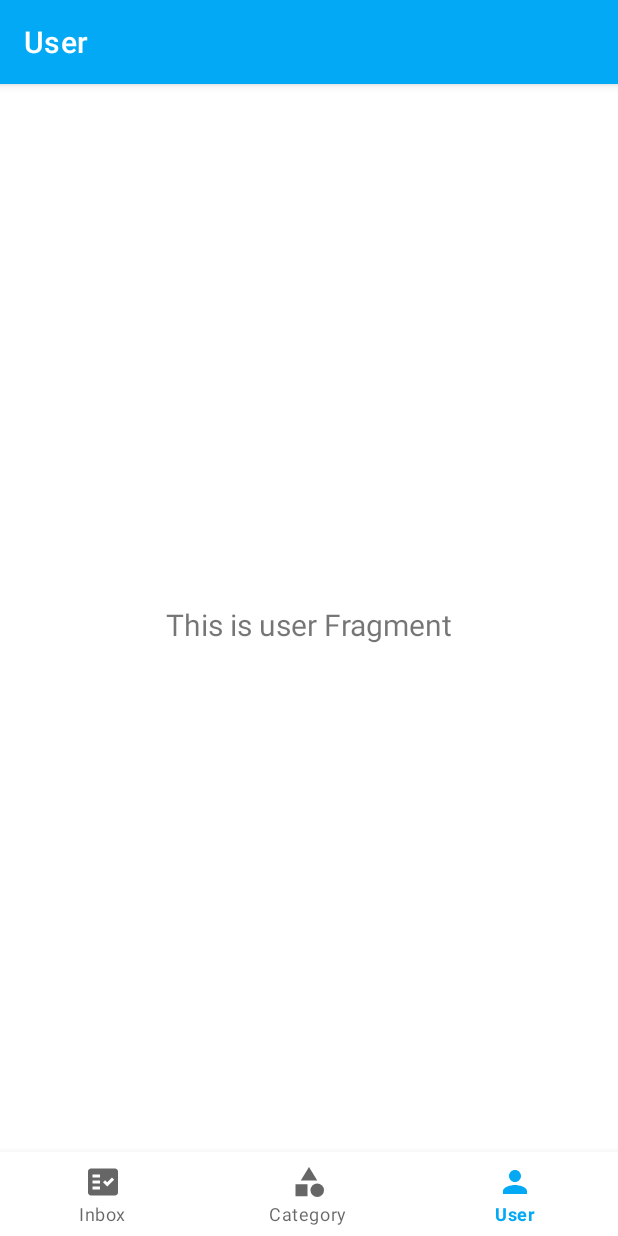
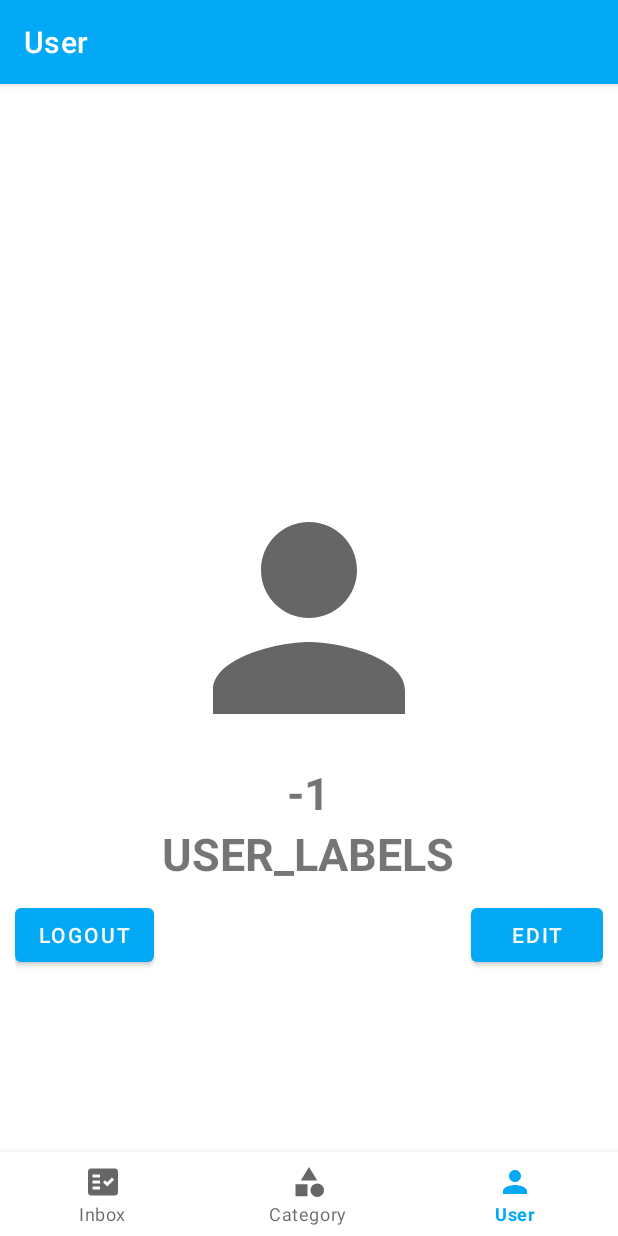
Before and after one commit to zhuy9/AutoChecklist, an Android app: the UserFragment screen opened through its navigation route, on a phone screen of 412 x 824 dp. Run offline under Robolectric (Android 15) with nearby library versions, the phone set to English and light mode, and no system bars; our stand-ins replace Firebase (no records; nobody signed in at launch, a user with empty details on screens opened directly), navigation-ui; libraries missing offline, so code that uses them is left out: com.firebase.ui.

Commit message:
added Firebase auth, firestore db, user & user edit pages, splash fragment
will support gmail account auth later

```diff
--- a/app/src/main/java/edu/rosehulman/automaticchecklist/MainActivity.kt
+++ b/app/src/main/java/edu/rosehulman/automaticchecklist/MainActivity.kt
@@ -1,27 +1,52 @@
 package edu.rosehulman.automaticchecklist
 
 import android.os.Bundle
+import android.util.Log
 import com.google.android.material.bottomnavigation.BottomNavigationView
 import androidx.appcompat.app.AppCompatActivity
+import androidx.lifecycle.ViewModelProvider
+import androidx.navigation.NavController
 import androidx.navigation.findNavController
 import androidx.navigation.ui.AppBarConfiguration
 import androidx.navigation.ui.setupActionBarWithNavController
 import androidx.navigation.ui.setupWithNavController
+import com.firebase.ui.auth.AuthUI
+import com.firebase.ui.auth.FirebaseAuthUIActivityResultContract
+import com.google.firebase.auth.FirebaseAuth
+import com.google.firebase.auth.ktx.auth
+import com.google.firebase.ktx.Firebase
 import edu.rosehulman.automaticchecklist.databinding.ActivityMainBinding
+import edu.rosehulman.automaticchecklist.ui.UserViewModel
 
 class MainActivity : AppCompatActivity() {
 
     private lateinit var binding: ActivityMainBinding
+    private lateinit var navController: NavController
+    private lateinit var authStateListener: FirebaseAuth.AuthStateListener
+    val signinLauncher = registerForActivityResult(
+        FirebaseAuthUIActivityResultContract()
+    ) { /* empty since the auth listener already responds .*/ }
+
+
+    override fun onStart() {
+        super.onStart()
+        Firebase.auth.addAuthStateListener(authStateListener)
+    }
+
+    override fun onStop() {
+        super.onStop()
+        Firebase.auth.removeAuthStateListener(authStateListener)
+    }
 
     override fun onCreate(savedInstanceState: Bundle?) {
         super.onCreate(savedInstanceState)
-
         binding = ActivityMainBinding.inflate(layoutInflater)
         setContentView(binding.root)
 
+        initializeAuthListener()
+
         val navView: BottomNavigationView = binding.navView
-
-        val navController = findNavController(R.id.nav_host_fragment_activity_main)
+        navController = findNavController(R.id.nav_host_fragment_activity_main)
         // Passing each menu ID as a set of Ids because each
         // menu should be considered as top level destinations.
         val appBarConfiguration = AppBarConfiguration(
@@ -32,4 +57,54 @@ class MainActivity : AppCompatActivity() {
         setupActionBarWithNavController(navController, appBarConfiguration)
         navView.setupWithNavController(navController)
     }
+
+    private fun setupAuthUI() {
+        val providers = arrayListOf(
+            AuthUI.IdpConfig.EmailBuilder().build(),
+            AuthUI.IdpConfig.PhoneBuilder().build(),
+            //AuthUI.IdpConfig.GoogleBuilder().build()
+        )
+        val signinIntent = AuthUI.getInstance()
+            .createSignInIntentBuilder()
+            .setAvailableProviders(providers)
+            .setIsSmartLockEnabled(false)
+            .setTheme(R.style.Theme_AutomaticChecklist)
+            .setLogo(R.drawable.ic_baseline_check_circle_24)
+            .build()
+        signinLauncher.launch(signinIntent)
+    }
+
+
+    private fun initializeAuthListener() {
+        authStateListener = FirebaseAuth.AuthStateListener { auth: FirebaseAuth ->
+            val user = auth.currentUser
+            // logged out
+            if (user == null) {
+                setupAuthUI()
+            } else {
+                with(user) {
+                    Log.d(
+                        Helpers.TAG,
+                        "User: $uid, $email, $displayName, $photoUrl, ${Firebase.auth.uid}"
+                    )
+                }
+                val userModel = ViewModelProvider(this).get(UserViewModel::class.java)
+                userModel.getOrMakeUser {
+                    if (userModel.hasCompletedSetup()) {
+                        val id = findNavController(
+                            R.id.nav_host_fragment_activity_main
+                        ).currentDestination!!.id
+                        if (id == R.id.navigation_welcome) {
+                            findNavController(R.id.nav_host_fragment_activity_main)
+                                .navigate(R.id.navigation_inbox)
+                        }
+                    } else {
+                        navController.navigate(R.id.navigation_user_edit)
+
+                    }
+                }
+            }
+
+        }
+    }
 }
--- /dev/null
+++ b/app/src/main/java/edu/rosehulman/automaticchecklist/ui/UserEditFragment.kt
@@ -0,0 +1,47 @@
+package edu.rosehulman.automaticchecklist.ui
+
+import android.os.Bundle
+import android.util.Log
+import android.view.LayoutInflater
+import android.view.View
+import android.view.ViewGroup
+import androidx.fragment.app.Fragment
+import androidx.lifecycle.ViewModelProvider
+import androidx.navigation.fragment.findNavController
+import edu.rosehulman.automaticchecklist.Helpers
+import edu.rosehulman.automaticchecklist.R
+import edu.rosehulman.automaticchecklist.databinding.FragmentUserEditBinding
+
+
+class UserEditFragment : Fragment() {
+    override fun onCreateView(
+        inflater: LayoutInflater, container: ViewGroup?,
+        savedInstanceState: Bundle?
+    ): View {
+        super.onCreateView(inflater, container, savedInstanceState)
+        val userModel = ViewModelProvider(requireActivity()).get(UserViewModel::class.java)
+        Log.d(Helpers.TAG, "User in edit fragment: ${userModel.user}")
+
+        val binding = FragmentUserEditBinding.inflate(inflater, container, false)
+        binding.userEditDoneButton.setOnClickListener {
+            // Save user info into Firestore.
+            val newAgeString = binding.userEditAgeEditText.text.toString()
+            userModel.update(
+                newName = binding.userEditNameEditText.text.toString(),
+                newAge = if (newAgeString.isNotBlank()) newAgeString.toInt() else -1,
+                newHasCompletedSetup = true
+            )
+            findNavController().navigate(R.id.navigation_user)
+        }
+
+        userModel.getOrMakeUser {
+            with(userModel.user!!) {
+                Log.d(Helpers.TAG, "$this")
+                binding.userEditNameEditText.setText(name)
+                binding.userEditAgeEditText.setText(age.toString())
+            }
+        }
+        return binding.root
+    }
+
+}
--- /dev/null
+++ b/app/src/main/java/edu/rosehulman/automaticchecklist/ui/UserFragment.kt
@@ -0,0 +1,52 @@
+package edu.rosehulman.automaticchecklist.ui
+
+import android.os.Bundle
+import android.util.Log
+import android.view.LayoutInflater
+import android.view.View
+import android.view.ViewGroup
+import android.widget.TextView
+import androidx.fragment.app.Fragment
+import androidx.lifecycle.Observer
+import androidx.lifecycle.ViewModelProvider
+import androidx.navigation.fragment.findNavController
+import com.google.firebase.auth.ktx.auth
+import com.google.firebase.ktx.Firebase
+import edu.rosehulman.automaticchecklist.Helpers
+import edu.rosehulman.automaticchecklist.R
+import edu.rosehulman.automaticchecklist.databinding.FragmentUserBinding
+import edu.rosehulman.automaticchecklist.ui.notifications.NotificationsViewModel
+
+
+class UserFragment : Fragment() {
+    private lateinit var binding: FragmentUserBinding
+    private lateinit var userModel: UserViewModel
+    override fun onCreateView(
+        inflater: LayoutInflater,
+        container: ViewGroup?,
+        savedInstanceState: Bundle?
+    ): View {
+        // Inflate the layout for this fragment
+        binding = FragmentUserBinding.inflate(inflater, container, false)
+        userModel = ViewModelProvider(requireActivity()).get(UserViewModel::class.java)
+        binding.logoutButton.setOnClickListener {
+            userModel.user = null
+            Firebase.auth.signOut()
+        }
+        binding.editButton.setOnClickListener {
+            findNavController().navigate(R.id.navigation_user_edit)
+        }
+        updateView()
+        return binding.root
+    }
+
+    private fun updateView(){
+        userModel.getOrMakeUser {
+            with(userModel.user!!) {
+                Log.d(Helpers.TAG, "$this")
+                binding.userName.setText(name)
+                binding.userAge.setText(age.toString())
+            }
+        }
+    }
+}
--- /dev/null
+++ b/app/src/main/java/edu/rosehulman/automaticchecklist/ui/UserViewModel.kt
@@ -0,0 +1,53 @@
+package edu.rosehulman.automaticchecklist.ui
+
+import android.util.Log
+import androidx.lifecycle.ViewModel
+import com.google.firebase.auth.ktx.auth
+import com.google.firebase.firestore.DocumentSnapshot
+import com.google.firebase.firestore.ktx.firestore
+import com.google.firebase.ktx.Firebase
+import edu.rosehulman.automaticchecklist.Helpers
+
+class UserViewModel : ViewModel() {
+    var ref = Firebase.firestore.collection(User.COLLECTION_PATH)
+        .document(Firebase.auth.currentUser!!.uid!!)
+    var user: User? = null
+
+    fun hasCompletedSetup() = user?.hasCompletedSetup ?: false
+
+    fun update(newName: String, newAge: Int, newHasCompletedSetup: Boolean) {
+        ref = Firebase.firestore.collection("users").document(Firebase.auth.uid!!) // add this line
+        if (user != null) {
+            with(user!!) {
+                name = newName
+                age = newAge
+                hasCompletedSetup = newHasCompletedSetup
+                ref.set(this)
+            }
+        }
+    }
+
+    fun getOrMakeUser(observer: () -> Unit) {
+        Log.d(
+            Helpers.TAG,
+            "GetOrMakeUser: uid: ${Firebase.auth.uid} currUID: ${Firebase.auth.currentUser!!.uid!!}"
+        )
+        ref = Firebase.firestore.collection("users").document(Firebase.auth.uid!!) // add this line
+        if (user != null) {
+            // get
+            observer()
+        } else {
+            // make
+            ref.get().addOnSuccessListener { snapShot: DocumentSnapshot ->
+
+                if (snapShot.exists()) {
+                    user = snapShot.toObject(User::class.java)
+                } else {
+                    user = User(name = Firebase.auth.currentUser!!.displayName!!)
+                    ref.set(user!!)
+                }
+                observer()
+            }
+        }
+    }
+}
--- /dev/null
+++ b/app/src/main/java/edu/rosehulman/automaticchecklist/ui/WelcomeFragment.kt
@@ -0,0 +1,33 @@
+package edu.rosehulman.automaticchecklist.ui
+
+import android.os.Bundle
+import android.view.LayoutInflater
+import android.view.View
+import android.view.ViewGroup
+import android.widget.TextView
+import androidx.fragment.app.Fragment
+import androidx.lifecycle.ViewModelProvider
+import edu.rosehulman.automaticchecklist.databinding.FragmentWelcomeBinding
+
+class WelcomeFragment : Fragment() {
+    private var _binding: FragmentWelcomeBinding? = null
+
+    // This property is only valid between onCreateView and
+    // onDestroyView.
+    private val binding get() = _binding!!
+
+    override fun onCreateView(
+        inflater: LayoutInflater,
+        container: ViewGroup?,
+        savedInstanceState: Bundle?
+    ): View? {
+        _binding = FragmentWelcomeBinding.inflate(inflater, container, false)
+        val root: View = binding.root
+        return root
+    }
+
+    override fun onDestroyView() {
+        super.onDestroyView()
+        _binding = null
+    }
+}
--- a/app/src/main/java/edu/rosehulman/automaticchecklist/ui/notifications/UserFragment.kt
+++ /dev/null
@@ -1,45 +0,0 @@
-package edu.rosehulman.automaticchecklist.ui.notifications
-
-import android.os.Bundle
-import android.view.LayoutInflater
-import android.view.View
-import android.view.ViewGroup
-import android.widget.TextView
-import androidx.fragment.app.Fragment
-import androidx.lifecycle.Observer
-import androidx.lifecycle.ViewModelProvider
-import edu.rosehulman.automaticchecklist.R
-import edu.rosehulman.automaticchecklist.databinding.FragmentUserBinding
-
-class UserFragment : Fragment() {
-
-    private lateinit var notificationsViewModel: NotificationsViewModel
-    private var _binding: FragmentUserBinding? = null
-
-    // This property is only valid between onCreateView and
-    // onDestroyView.
-    private val binding get() = _binding!!
-
-    override fun onCreateView(
-        inflater: LayoutInflater,
-        container: ViewGroup?,
-        savedInstanceState: Bundle?
-    ): View? {
-        notificationsViewModel =
-            ViewModelProvider(this).get(NotificationsViewModel::class.java)
-
-        _binding = FragmentUserBinding.inflate(inflater, container, false)
-        val root: View = binding.root
-
-        val textView: TextView = binding.textNotifications
-        notificationsViewModel.text.observe(viewLifecycleOwner, Observer {
-            textView.text = it
-        })
-        return root
-    }
-
-    override fun onDestroyView() {
-        super.onDestroyView()
-        _binding = null
-    }
-}
--- /dev/null
+++ b/app/src/main/res/drawable/ic_baseline_check_circle_24.xml
@@ -0,0 +1,10 @@
+<vector xmlns:android="http://schemas.android.com/apk/res/android"
+    android:width="24dp"
+    android:height="24dp"
+    android:viewportWidth="24"
+    android:viewportHeight="24"
+    android:tint="?attr/colorControlNormal">
+  <path
+      android:fillColor="@android:color/black"
+      android:pathData="M12,2C6.48,2 2,6.48 2,12s4.48,10 10,10 10,-4.48 10,-10S17.52,2 12,2zM10,17l-5,-5 1.41,-1.41L10,14.17l7.59,-7.59L19,8l-9,9z"/>
+</vector>
--- a/app/src/main/res/layout/fragment_user.xml
+++ b/app/src/main/res/layout/fragment_user.xml
@@ -1,22 +1,68 @@
 <?xml version="1.0" encoding="utf-8"?>
-<androidx.constraintlayout.widget.ConstraintLayout xmlns:android="http://schemas.android.com/apk/res/android"
+<RelativeLayout xmlns:android="http://schemas.android.com/apk/res/android"
     xmlns:app="http://schemas.android.com/apk/res-auto"
     xmlns:tools="http://schemas.android.com/tools"
     android:layout_width="match_parent"
     android:layout_height="match_parent"
-    tools:context=".ui.notifications.UserFragment">
+    tools:context=".ui.UserFragment">
+
+    <ImageView
+        android:id="@+id/center_image"
+        android:layout_width="192dp"
+        android:layout_height="192dp"
+        android:layout_centerInParent="true"
+        android:src="@drawable/ic_baseline_person_24" />
 
     <TextView
-        android:id="@+id/text_notifications"
+        android:id="@+id/user_name"
+        android:layout_width="wrap_content"
+        android:layout_height="wrap_content"
+        android:layout_above="@+id/center_image"
+        android:layout_centerHorizontal="true"
+        android:text="@string/user_name"
+        android:textSize="50sp"
+        android:textStyle="bold" />
+
+    <TextView
+        android:id="@+id/user_age"
+        android:layout_width="wrap_content"
+        android:layout_height="wrap_content"
+        android:layout_below="@+id/center_image"
+        android:layout_centerHorizontal="true"
+        android:text="@string/xx_years_old"
+        android:textSize="30sp"
+        android:textStyle="bold" />
+
+    <TextView
+        android:id="@+id/user_labels"
+        android:layout_width="wrap_content"
+        android:layout_height="wrap_content"
+        android:layout_below="@+id/user_age"
+        android:layout_centerHorizontal="true"
+        android:text="@string/user_labels"
+        android:textSize="30sp"
+        android:textStyle="bold" />
+
+    <RelativeLayout
+        android:id="@+id/profile_button_panel"
         android:layout_width="match_parent"
         android:layout_height="wrap_content"
-        android:layout_marginStart="8dp"
-        android:layout_marginTop="8dp"
-        android:layout_marginEnd="8dp"
-        android:textAlignment="center"
-        android:textSize="20sp"
-        app:layout_constraintBottom_toBottomOf="parent"
-        app:layout_constraintEnd_toEndOf="parent"
-        app:layout_constraintStart_toStartOf="parent"
-        app:layout_constraintTop_toTopOf="parent" />
-</androidx.constraintlayout.widget.ConstraintLayout>
+        android:layout_below="@+id/user_labels"
+        android:padding="10dp">
+
+        <Button
+            android:id="@+id/logout_button"
+            android:layout_width="wrap_content"
+            android:layout_height="wrap_content"
+            android:layout_alignParentStart="true"
+            android:text="@string/logout" />
+
+        <Button
+            android:id="@+id/edit_button"
+            android:layout_width="wrap_content"
+            android:layout_height="wrap_content"
+            android:layout_alignParentEnd="true"
+            android:text="@string/edit" />
+
+    </RelativeLayout>
+</RelativeLayout>
--- a/app/src/main/res/navigation/mobile_navigation.xml
+++ b/app/src/main/res/navigation/mobile_navigation.xml
@@ -3,7 +3,7 @@
     xmlns:app="http://schemas.android.com/apk/res-auto"
     xmlns:tools="http://schemas.android.com/tools"
     android:id="@+id/mobile_navigation"
-    app:startDestination="@+id/navigation_inbox">
+    app:startDestination="@+id/navigation_welcome">
 
     <fragment
         android:id="@+id/navigation_inbox"
@@ -14,14 +14,14 @@
     <fragment
         android:id="@+id/navigation_create"
         android:name="edu.rosehulman.automaticchecklist.EntryEditFragment"
-        android:label="Create"
-        tools:layout="@layout/fragment_entry_edit"/>
+        android:label="@string/create"
+        tools:layout="@layout/fragment_entry_edit" />
 
     <fragment
         android:id="@+id/navigation_update"
         android:name="edu.rosehulman.automaticchecklist.EntryEditFragment"
-        android:label="Update"
-        tools:layout="@layout/fragment_entry_edit"/>
+        android:label="@string/update"
+        tools:layout="@layout/fragment_entry_edit" />
 
     <fragment
         android:id="@+id/navigation_category"
@@ -31,7 +31,19 @@
 
     <fragment
         android:id="@+id/navigation_user"
-        android:name="edu.rosehulman.automaticchecklist.ui.notifications.UserFragment"
+        android:name="edu.rosehulman.automaticchecklist.ui.UserFragment"
         android:label="@string/user"
         tools:layout="@layout/fragment_user" />
+
+    <fragment
+        android:id="@+id/navigation_user_edit"
+        android:name="edu.rosehulman.automaticchecklist.ui.UserEditFragment"
+        android:label="@string/user"
+        tools:layout="@layout/fragment_user_edit" />
+
+    <fragment
+        android:id="@+id/navigation_welcome"
+        android:label="@string/welcome"
+        android:name="edu.rosehulman.automaticchecklist.ui.WelcomeFragment"
+        tools:layout="@layout/fragment_welcome" />
 </navigation>
--- a/app/src/main/res/values/strings.xml
+++ b/app/src/main/res/values/strings.xml
@@ -7,4 +7,18 @@
     <string name="category">Category</string>
     <string name="user">User</string>
     <string name="padding">20dp</string>
+    <string name="user_name">USER_NAME</string>
+    <string name="user_labels">USER_LABELS</string>
+    <string name="logout">logout</string>
+    <string name="edit">edit</string>
+    <string name="edit_your_profile">Edit your profile</string>
+    <string name="your_name">Your name</string>
+    <string name="upload_photo">Upload Photo</string>
+    <string name="done">Done</string>
+    <string name="create">Create</string>
+    <string name="update">Update</string>
+    <string name="xx_years_old">XX years old</string>
+    <string name="your_age">Your age</string>
+    <string name="app_is_loading">App is loading...</string>
+    <string name="welcome">Welcome</string>
 </resources>
--- a/build.gradle
+++ b/build.gradle
@@ -5,6 +5,7 @@ buildscript {
         mavenCentral()
     }
     dependencies {
+        classpath 'com.google.gms:google-services:4.3.10'
         classpath 'com.android.tools.build:gradle:7.1.0'
         classpath "org.jetbrains.kotlin:kotlin-gradle-plugin:1.6.0"
 
```
Also changed, not shown: app/build.gradle (+6 -2 lines), app/src/main/res/layout/fragment_user_edit.xml (added, +56 -0 lines), app/src/main/res/layout/fragment_welcome.xml (added, +15 -0 lines), 1 other file.
